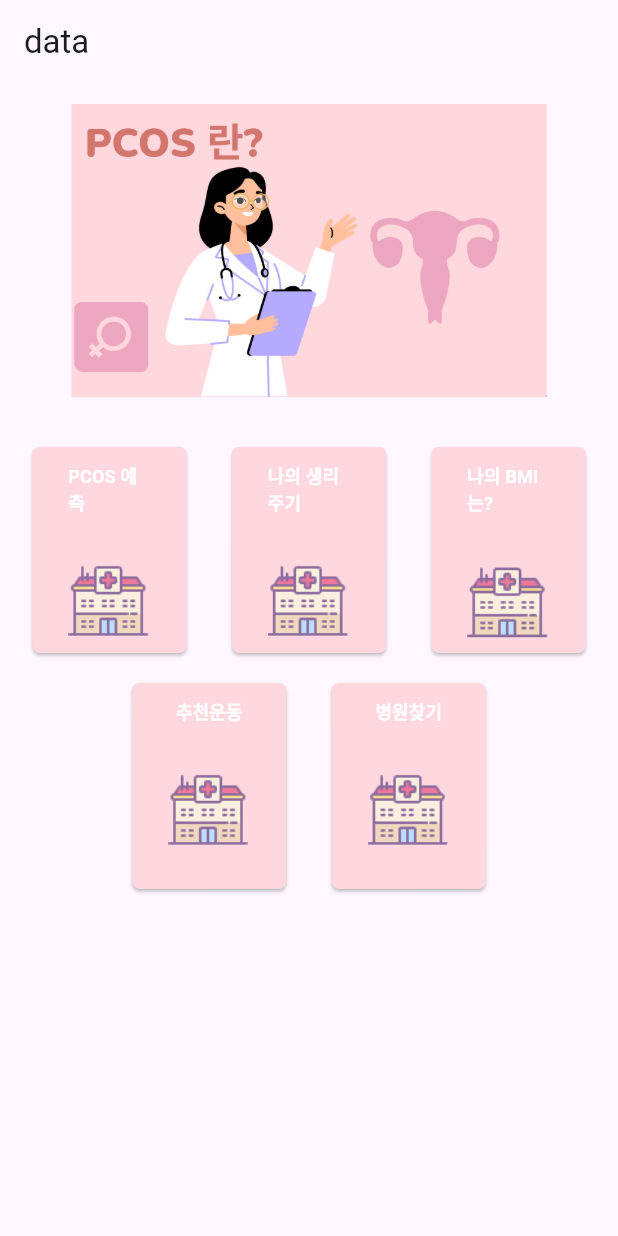
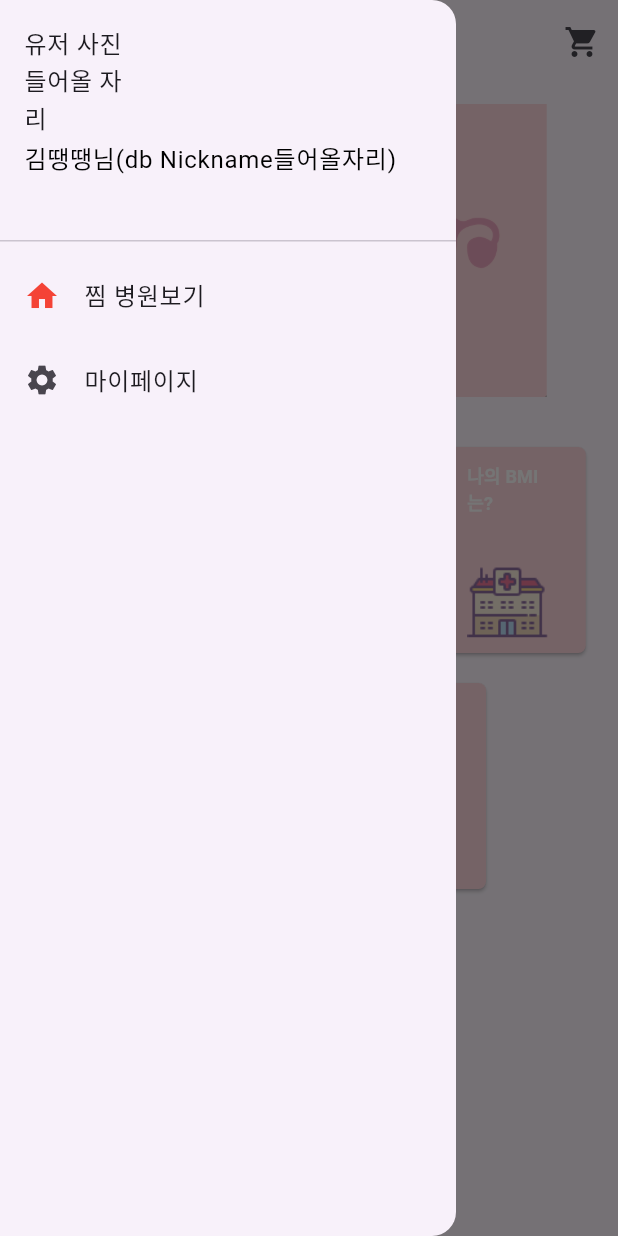
Before and after one commit to zlzlwn/Ovary-testName-, a Flutter app: the screen it shows after launch, with the side drawer open (before the commit the screen has no drawer), on a phone screen of 412 x 824 dp. Run offline on Flutter 3.47's test engine with Material 3 defaults, Android fonts, the light colour scheme and no system bars; our stand-ins replace get, get_storage; missing offline and left inert: speedometer_chart; Roboto replaces fonts that are missing (yd).

Commit message:
화면연결 update
화면연결 update

```diff
--- a/ovary_app/lib/view/home.dart
+++ b/ovary_app/lib/view/home.dart
@@ -1,5 +1,8 @@
 
 import 'package:flutter/material.dart';
+import 'package:get/route_manager.dart';
+import 'package:ovary_app/view/login.dart';
+import 'package:ovary_app/widget/body/home_drawer.dart';
 import 'package:ovary_app/widget/body/homewidget.dart';
 
 class Home extends StatelessWidget {
@@ -11,8 +14,18 @@ class Home extends StatelessWidget {
     return Scaffold(
       appBar: AppBar(
         title: const Text('data'),
+        actions: [
+          IconButton(
+            onPressed: () {
+              Get.to(const LogIn());
+            },
+            icon: const Icon(Icons.shopping_cart),
+          ),
+
+        ],
       ),
-      body: HomeWidget()
+      body: HomeWidget(),
+      drawer: HomeDrawer(),
     );
   }
 }
--- a/ovary_app/lib/view/pcosdescription.dart
+++ b/ovary_app/lib/view/pcosdescription.dart
@@ -1,4 +1,5 @@
 import 'package:flutter/material.dart';
+import 'package:ovary_app/widget/body/pcosdescription_body.dart';
 
 class PcosDescription extends StatelessWidget {
   const PcosDescription({super.key});
@@ -16,9 +17,7 @@ class PcosDescription extends StatelessWidget {
         ),
 
       ),
-      body: Center(
-        child: const Text("PcosDescription"),
-      ),
+      body: PcosDescriptionBody()
     );
   }
 }
--- /dev/null
+++ b/ovary_app/lib/widget/body/home_drawer.dart
@@ -0,0 +1,56 @@
+import 'package:flutter/material.dart';
+
+class HomeDrawer extends StatelessWidget {
+  const HomeDrawer({super.key});
+
+  @override
+  Widget build(BuildContext context) {
+    return Drawer(
+        child: ListView(
+          padding: EdgeInsets.zero,
+          children: [
+            const UserAccountsDrawerHeader(
+              currentAccountPicture:
+              Text("유저 사진 들어올 자리"),
+              // CircleAvatar(
+              //   backgroundImage: AssetImage('images/turtle.jpeg'),
+              // ),
+              accountName: Text(
+                "김땡땡님(db Nickname들어올자리)",
+                style: TextStyle(
+                  color: Colors.black
+                ),
+              ),
+              accountEmail: Text(""),
+              decoration: BoxDecoration(
+                // color: Colors.red,
+                borderRadius: BorderRadius.only(
+                    bottomLeft: Radius.circular(40),
+                    bottomRight: Radius.circular(40)),
+              ),
+            ),
+            ListTile(
+              leading: const Icon(
+                Icons.home,
+                color: Colors.red,
+              ),
+              title: Text("찜 병원보기"),
+              onTap: () {
+                print('homs is clicked');
+              },
+            ),
+            ListTile(
+              leading: const Icon(
+                Icons.settings,
+              ),
+              title: Text("마이페이지"),
+              onTap: () {
+                print('homs is clicked');
+              },
+            ),
+
+          ],
+        ),
+      );
+  }
+}
```
Also changed, not shown: ovary_app/lib/view/login.dart (added, +16 -0 lines), ovary_app/lib/widget/body/login_widget.dart (added, +12 -0 lines).
